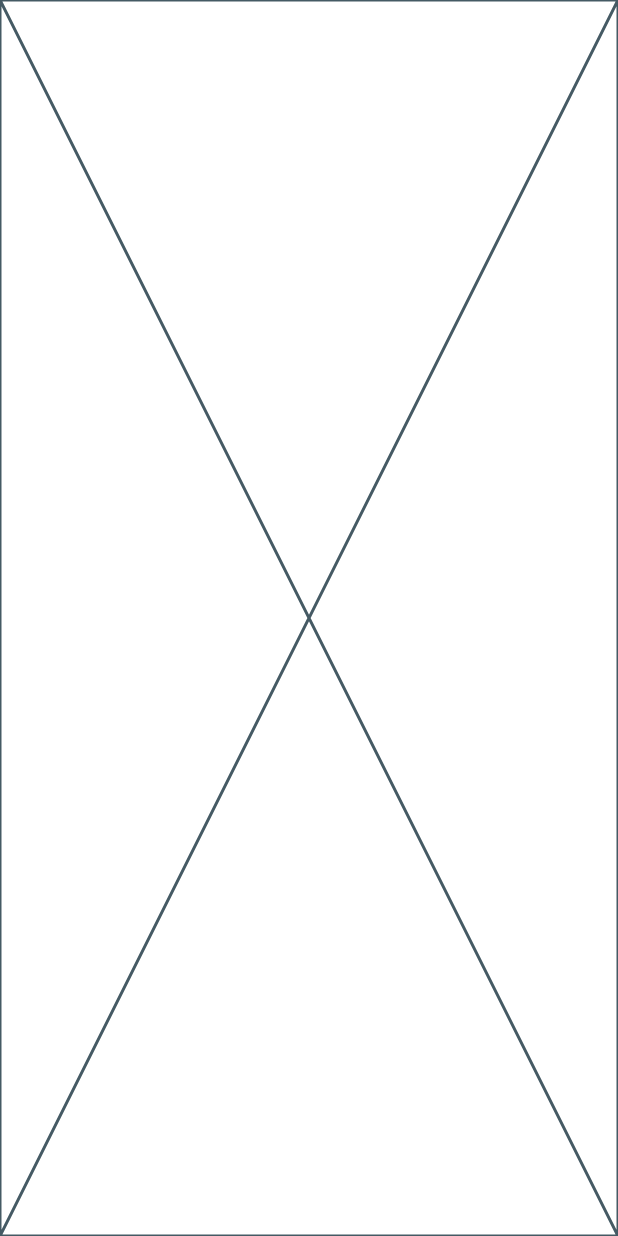
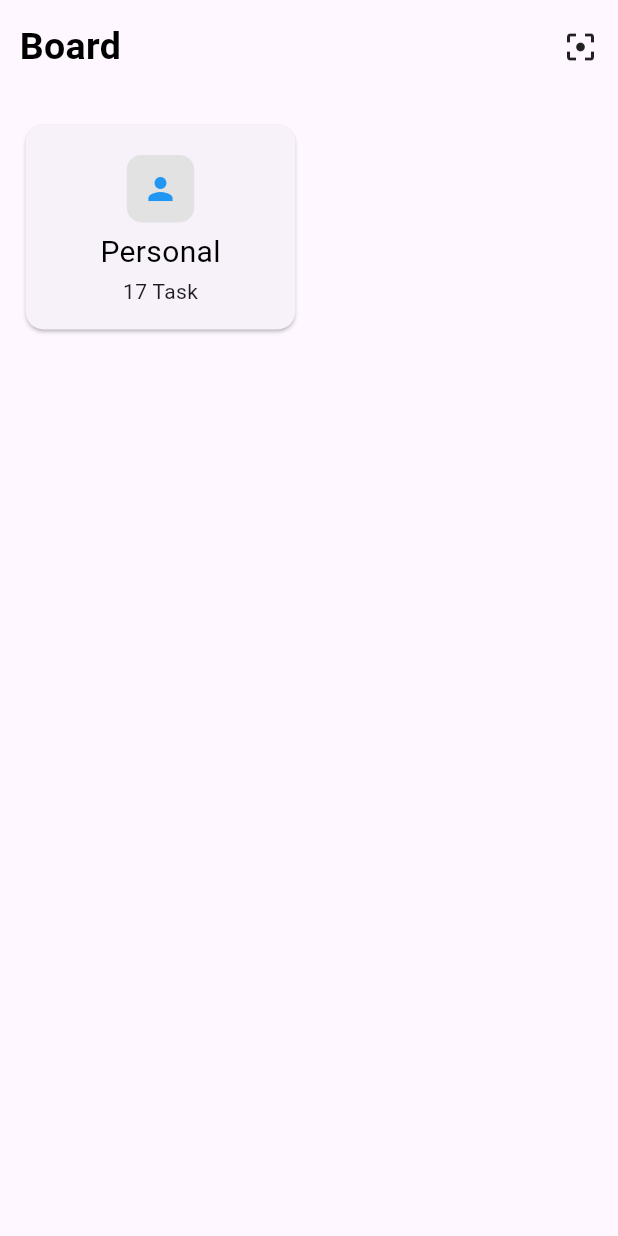
Before and after one commit to shamseernpm-beep/practice_dribble, a Flutter app: the Next screen opened directly, after a tap on "Go To Next", on a phone screen of 412 x 824 dp. Run offline on Flutter 3.47's test engine with Material 3 defaults, Android fonts, the light colour scheme and no system bars.

Commit message:
new pages

```diff
--- a/lib/go.dart
+++ b/lib/go.dart
@@ -10,6 +10,75 @@ class Grid extends StatefulWidget {
 class _GridState extends State<Grid> {
   @override
   Widget build(BuildContext context) {
-    return const Placeholder();
+    return Scaffold(
+      body: SafeArea(
+        child: Padding(
+          padding: const EdgeInsets.all(13),
+          child: Column(
+            children: [
+              Row(
+                children: [
+                  Text(
+                    "Board",
+                    style: TextStyle(
+                      fontWeight: FontWeight(700),
+                      color: Colors.black,
+                      fontSize: 25,
+                    ),
+                  ),
+                  Spacer(),
+                  Icon(Icons.filter_center_focus_outlined),
+                ],
+              ),
+              SizedBox(height: 30),
+              GridView.count(
+                crossAxisCount: 2,
+                crossAxisSpacing: 10,
+                mainAxisSpacing: 10,
+                shrinkWrap: true,
+                childAspectRatio: 1.3,
+
+                children: [
+                  Card(
+                    child: Padding(
+                      padding: const EdgeInsets.all(15),
+                      child: Column(
+                        children: [
+                          Expanded(
+                            child: Center(
+                              child: Container(
+                                height: 45,
+                                width: 45,
+                                decoration: BoxDecoration(
+                                  borderRadius: BorderRadius.circular(10),
+                                  color: const Color.fromARGB(
+                                    255,
+                                    226,
+                                    226,
+                                    226,
+                                  ),
+                                ),
+                                child: Icon(Icons.person, color: Colors.blue),
+                              ),
+                            ),
+                          ),
+
+                          Text(
+                            "Personal",
+                            style: TextStyle(fontSize: 20, color: Colors.black),
+                          ),
+                          SizedBox(height: 2),
+                          Text("17 Task"),
+                        ],
+                      ),
+                    ),
+                  ),
+                ],
+              ),
+            ],
+          ),
+        ),
+      ),
+    );
   }
 }
--- a/lib/next.dart
+++ b/lib/next.dart
@@ -117,10 +117,10 @@ class _NextState extends State<Next> {
                   ),
                 ),
                 SizedBox(height: 40),
-                Container(
+                SizedBox(
                   width: double.infinity,
                   height: 40,
-                  decoration: BoxDecoration(),
+
                   child: ElevatedButton(
                     onPressed: () {
                       Navigator.push(
```
